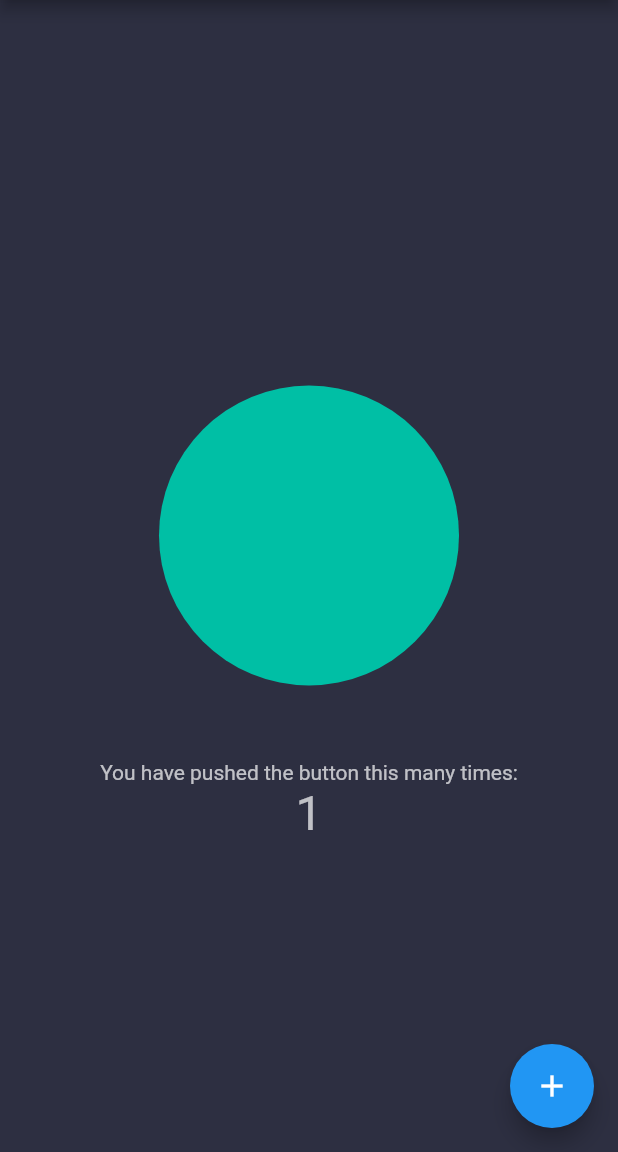
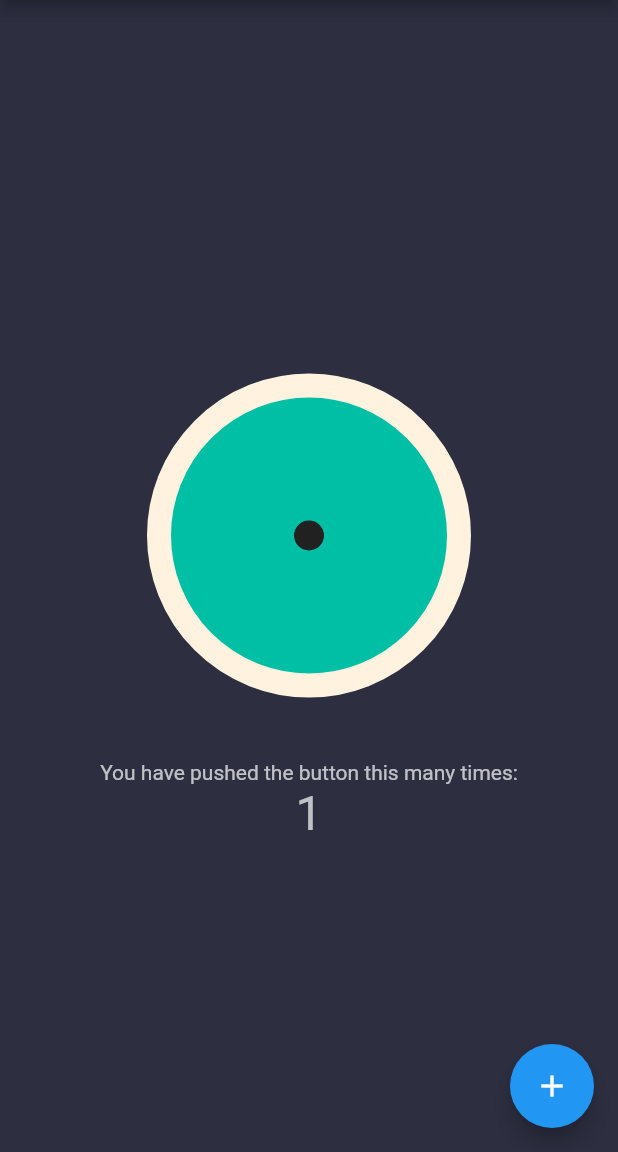
Before and after one commit to joaovaladao/Med-Assistant, a Flutter app: the screen it shows after launch, after a tap on the "add" icon, on a phone screen of 412 x 824 dp, the part 84-1236 px from its top. Run offline on Flutter 3.47's test engine with Material 2 defaults, Android fonts, the phone set to English and light mode, and no system bars.

Commit message:
atualizando os círculos do relógio

```diff
--- a/flutter_application_1/lib/clock_view.dart
+++ b/flutter_application_1/lib/clock_view.dart
@@ -27,10 +27,21 @@ class _ClockViewState extends State<ClockView> {
       var centerY = size.height/2;
       var center = Offset(centerX, centerY);
       var radius = min(centerX, centerY);
-      var paint_circle = Paint()
+
+      var paint_circle1 = Paint()
       ..color = Color(0xFF00BFA5);
 
-      canvas.drawCircle(center, radius-50, paint_circle);
+      var paint_circle2 = Paint()
+      ..color = Color(0xFFFFF3E0)
+      ..style = PaintingStyle.stroke
+      ..strokeWidth = 16;
+
+      var paint_circle3 = Paint()
+      ..color = Color(0xFF212121);
+
+      canvas.drawCircle(center, radius-50, paint_circle1);
+      canvas.drawCircle(center, radius-50, paint_circle2);
+      canvas.drawCircle(center, radius-140, paint_circle3);
     }
 
     @override
```
